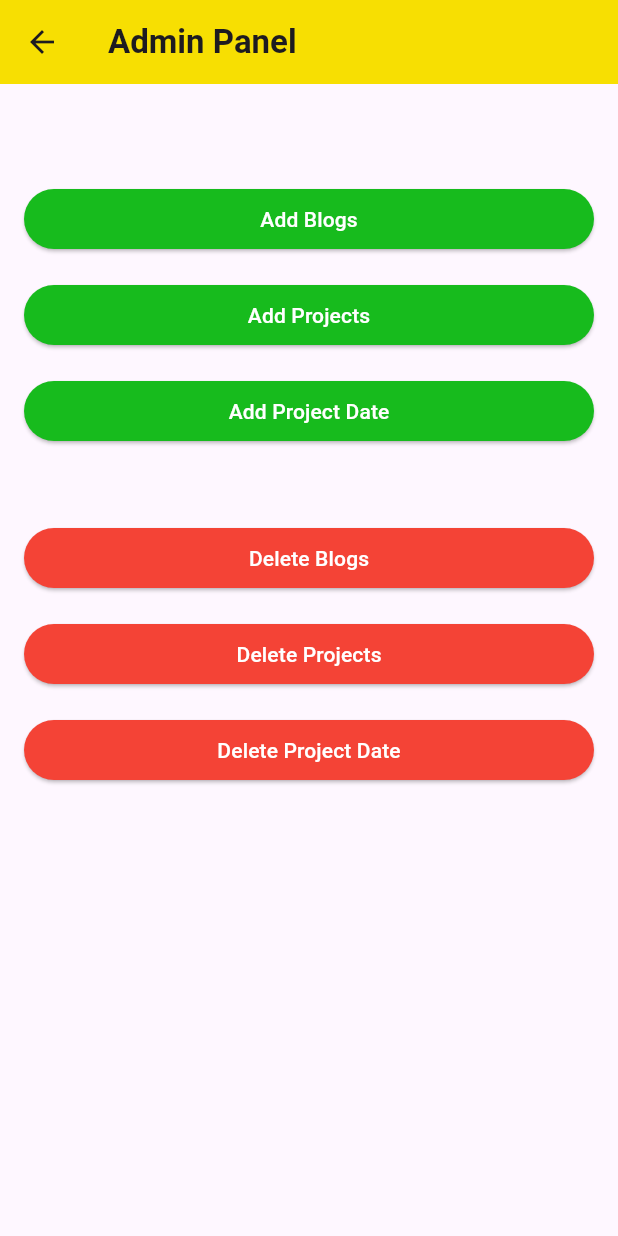
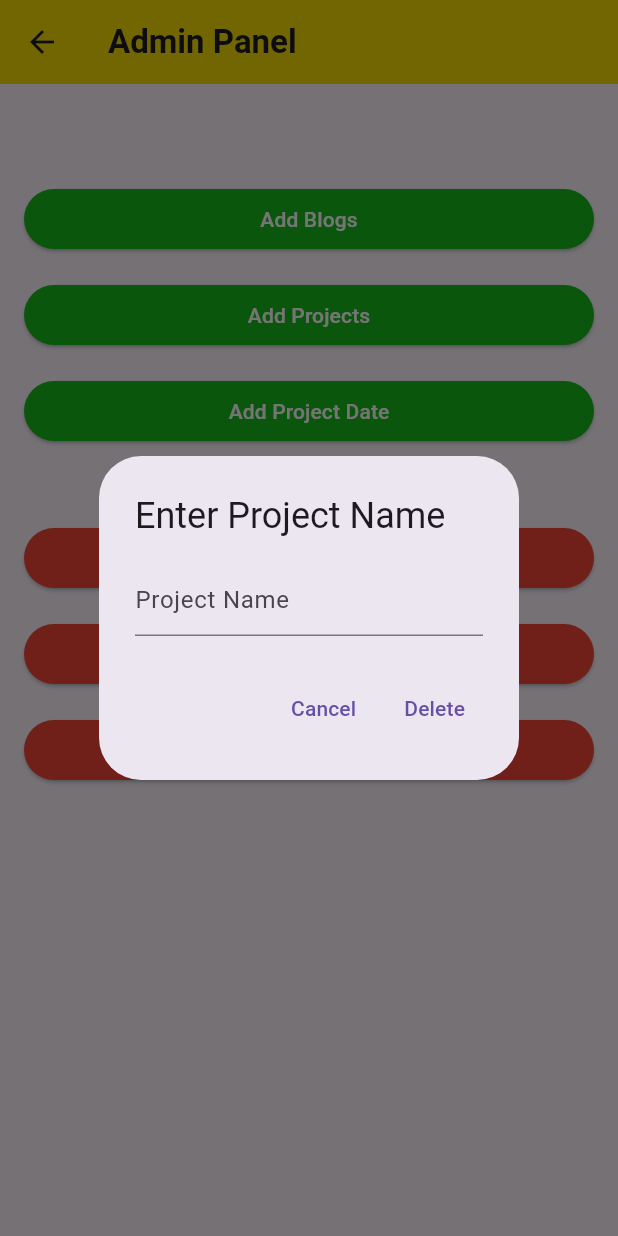
Before and after one commit to KJBotheju/uokleomobileapp, a Flutter app: the AdminContect screen opened directly, after a tap on "Delete Project Date", on a phone screen of 412 x 824 dp. Run offline on Flutter 3.47's test engine with Material 3 defaults, Android fonts, the phone set to English and light mode, and no system bars; our stand-ins replace cloud_firestore, firebase_auth, firebase_core, firebase_storage, flutter_linkify, image_picker and 1 more; accounts and stored records are empty.

Commit message:
add deletedate functions

```diff
--- a/lib/screens/adminPage.dart
+++ b/lib/screens/adminPage.dart
@@ -224,9 +224,73 @@ class _AdminContectState extends State<AdminContect> {
     );
   }
 
-  void _deleteProjectDate() {
-    // Implement logic for deleting project dates
-    print('Delete Project Date clicked');
+  void _deleteProjectDate() async {
+    // Prompt the user for a project name
+    String? projectName = await _getProjectNameFromUser();
+
+    if (projectName != null && projectName.isNotEmpty) {
+      try {
+        // Query Firestore to find the document with the matching project name
+        QuerySnapshot querySnapshot = await FirebaseFirestore.instance
+            .collection('Dates')
+            .where('projectName', isEqualTo: projectName)
+            .get();
+
+        if (querySnapshot.docs.isNotEmpty) {
+          // Document found, delete it
+          await querySnapshot.docs.first.reference.delete();
+          ScaffoldMessenger.of(context).showSnackBar(
+            SnackBar(
+              content: Text('Project date deleted successfully.'),
+              duration: Duration(seconds: 2),
+              backgroundColor: Colors.green,
+            ),
+          );
+        } else {
+          // No matching document found
+          ScaffoldMessenger.of(context).showSnackBar(
+            SnackBar(
+              content: Text('No project date found with the given name.'),
+              duration: Duration(seconds: 2),
+              backgroundColor: Colors.red,
+            ),
+          );
+        }
+      } catch (error) {
+        // Handle errors if any
+        print('Error deleting project date: $error');
+      }
+    }
+  }
+
+  Future<String?> _getProjectNameFromUser() async {
+    TextEditingController controller = TextEditingController();
+    return showDialog<String?>(
+      context: context,
+      builder: (BuildContext context) {
+        return AlertDialog(
+          title: Text('Enter Project Name'),
+          content: TextField(
+            controller: controller,
+            decoration: InputDecoration(hintText: 'Project Name'),
+          ),
+          actions: <Widget>[
+            TextButton(
+              onPressed: () {
+                Navigator.of(context).pop();
+              },
+              child: Text('Cancel'),
+            ),
+            TextButton(
+              onPressed: () {
+                Navigator.of(context).pop(controller.text);
+              },
+              child: Text('Delete'),
+            ),
+          ],
+        );
+      },
+    );
   }
 
   @override
```
